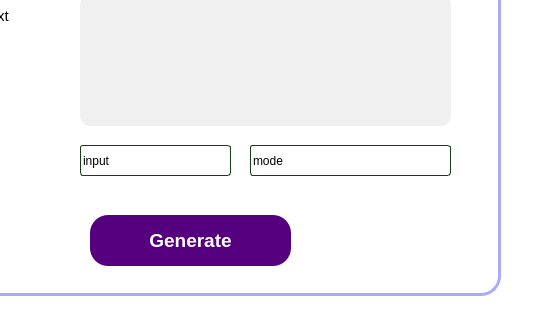
First picture: the form in ui/encryption_window.ui, repository Jiewoe/Simple_AES, before the edit; both pictures show x 460 to 1000 and y 275 to 600 of the 1000 by 600 pixel window.
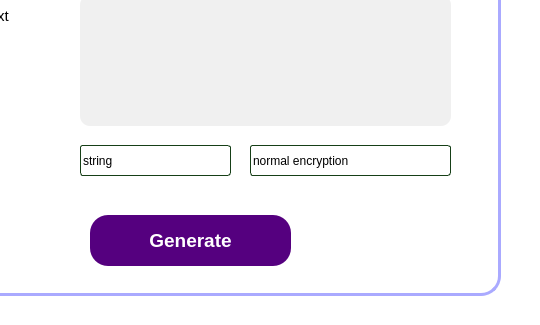
Second picture: the form after the edit. Icons and pictures are not drawn.

What changed in the file:
```diff
--- a/ui/encryption_window.ui
+++ b/ui/encryption_window.ui
@@ -360,11 +360,6 @@
 
 </string>
       </property>
-      <item>
-       <property name="text">
-        <string>mode</string>
-       </property>
-      </item>
       <item>
        <property name="text">
         <string>normal encryption</string>
@@ -433,11 +428,6 @@
 
 </string>
       </property>
-      <item>
-       <property name="text">
-        <string>input</string>
-       </property>
-      </item>
       <item>
        <property name="text">
         <string>string</string>
```
